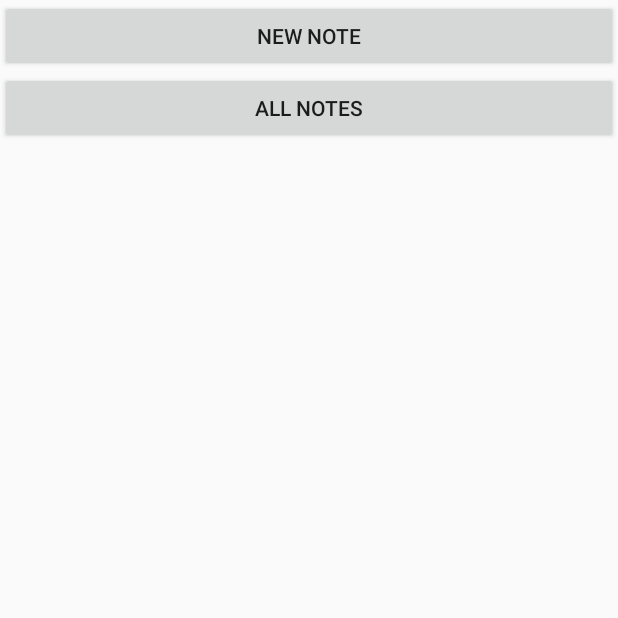
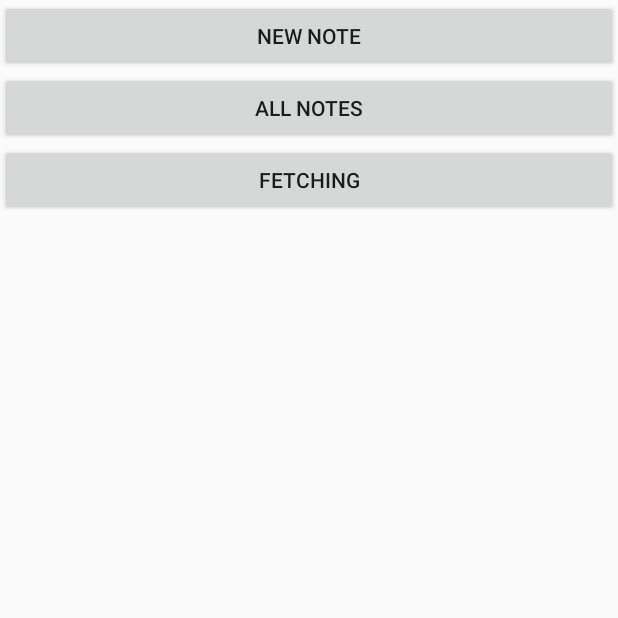
Before and after one commit to maijav/fancynotes, an Android app: the screen it shows after launch (MainActivity), on a phone screen of 412 x 824 dp, the top half of it. Run offline under Robolectric (Android 15) with nearby library versions, the phone set to English and light mode, and no system bars.

Commit message:
Add button and textview for test fetching.

```diff
--- a/app/src/main/java/fi/example/fancynotes/MainActivity.java
+++ b/app/src/main/java/fi/example/fancynotes/MainActivity.java
@@ -7,17 +7,23 @@ import android.database.Cursor;
 import android.database.sqlite.SQLiteDatabase;
 import android.os.Bundle;
 import android.view.View;
+import android.widget.Button;
+import android.widget.TextView;
 
 import java.util.ArrayList;
 
-public class MainActivity extends AppCompatActivity {
+public class MainActivity extends AppCompatActivity{
     DatabaseHelper mDatabaseHelper;
+    TextView text;
+    Button fetch;
 
     @Override
     protected void onCreate(Bundle savedInstanceState) {
         super.onCreate(savedInstanceState);
         setContentView(R.layout.activity_main);
         mDatabaseHelper = new DatabaseHelper(this);
+        text = findViewById(R.id.fetchingText);
+        fetch = findViewById(R.id.fetchButton);
         System.out.println("Moi Hanski");
         System.out.println("Moi Maija");
     }
@@ -32,4 +38,8 @@ public class MainActivity extends AppCompatActivity {
         startActivity(i);
     }
 
+    public void onClick(View view) {
+
+    }
+
 }
--- a/app/src/main/res/layout/activity_main.xml
+++ b/app/src/main/res/layout/activity_main.xml
@@ -21,4 +21,17 @@
         android:onClick="seeAllNotes"
         android:text="All notes"/>
 
+    <Button
+        android:layout_width="match_parent"
+        android:layout_height="wrap_content"
+        android:id="@+id/fetchButton"
+        android:onClick="onClick"
+        android:text="fetching"/>
+
+    <TextView
+        android:layout_width="match_parent"
+        android:layout_height="match_parent"
+        android:id="@+id/fetchingText"/>
+
+
 </LinearLayout>
```
